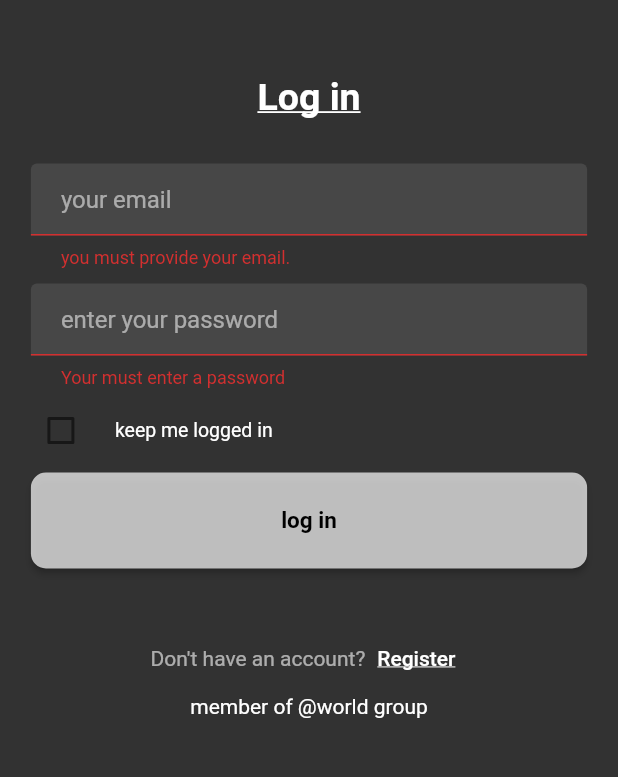
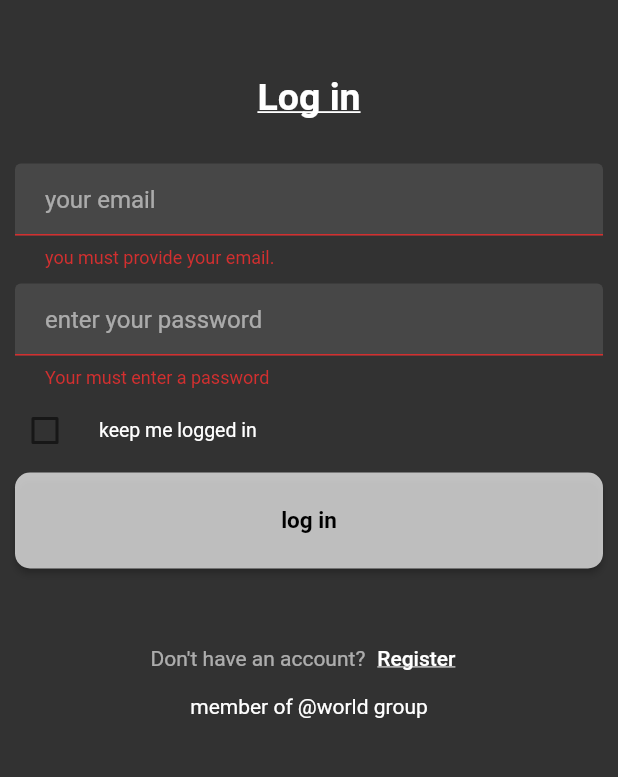
Before and after one commit to tanvir5230/live, a Flutter app: the screen it shows after launch, after a tap on "log in", on a phone screen of 412 x 824 dp, the part 270-1047 px from its top. Run offline on Flutter 3.47's test engine with Material 2 defaults, Android fonts, the phone set to English and light mode, and no system bars; our stand-ins replace cloud_firestore, firebase_auth, firebase_core, firebase_storage, image_picker, outline_gradient_button; accounts and stored records are empty.

Commit message:
login page working for  all kinds of devices

```diff
--- a/lib/main.dart
+++ b/lib/main.dart
@@ -1,24 +1,49 @@
 import 'package:firebase_core/firebase_core.dart';
 import 'package:flutter/material.dart';
+import 'package:live/screens/loading.dart';
 import 'package:live/screens/wrapper.dart';
 
 Future<void> main() async {
   WidgetsFlutterBinding.ensureInitialized();
-  await Firebase.initializeApp();
-  runApp(const App());
+  runApp(
+    MaterialApp(
+      debugShowCheckedModeBanner: false,
+      title: '@live',
+      home: Scaffold(
+        body: App(),
+      ),
+    ),
+  );
 }
 
-class App extends StatelessWidget {
-  const App({Key? key}) : super(key: key);
+class App extends StatefulWidget {
+  // Create the initialization Future outside of `build`:
+  @override
+  _AppState createState() => _AppState();
+}
+
+class _AppState extends State<App> {
+  final Future<FirebaseApp> _initialization = Firebase.initializeApp();
 
   @override
   Widget build(BuildContext context) {
-    return MaterialApp(
-      debugShowCheckedModeBanner: false,
-      title: '@live',
-      home: Scaffold(
-        body: Wrapper(),
-      ),
+    return FutureBuilder(
+      // Initialize FlutterFire:
+      future: _initialization,
+      builder: (context, snapshot) {
+        // Check for errors
+        if (snapshot.hasError) {
+          return Text('something went wrong.');
+        }
+
+        // Once complete, show your application
+        if (snapshot.connectionState == ConnectionState.done) {
+          return Wrapper();
+        }
+
+        // Otherwise, show something whilst waiting for initialization to complete
+        return Loading();
+      },
     );
   }
 }
--- a/lib/screens/authenticate/login/loginForm.dart
+++ b/lib/screens/authenticate/login/loginForm.dart
@@ -10,12 +10,10 @@ class RenderLoginForm extends StatelessWidget {
 
   @override
   Widget build(BuildContext context) {
-    var size = MediaQuery.of(context).size;
     return Consumer<AuthenticationProvider>(
       builder: (context, provider, child) {
         return Container(
-          padding: EdgeInsets.only(top: 50),
-          width: size.width * .9,
+          padding: EdgeInsets.fromLTRB(10, 50, 10, 0),
           child: Form(
             key: provider.loginFormKey,
             child: Column(
--- a/lib/screens/authenticate/login/loginPage.dart
+++ b/lib/screens/authenticate/login/loginPage.dart
@@ -16,19 +16,121 @@ class LoginPage extends StatelessWidget {
     return Consumer<AuthenticationProvider>(
       builder: (context, provider, child) => provider.loginLoading
           ? Loading()
-          : Container(
+          : LayoutBuilder(
+              builder: (context, constrains) {
+                if (constrains.maxWidth < 600) {
+                  return Container(
                     width: size.width,
                     height: size.height,
                     color: Color(formBgColor),
                     child: SingleChildScrollView(
                       child: Column(
                         children: <Widget>[
+                          size.width > 600 ? Container() : Logo(),
+                          RenderLoginForm(),
+                          LoginFooter(),
+                        ],
+                      ),
+                    ),
+                  );
+                } else if (constrains.maxWidth > 600 &&
+                    constrains.maxWidth < 1000) {
+                  return Container(
+                    width: size.width,
+                    height: size.height,
+                    color: Color(formBgColor),
+                    child: SingleChildScrollView(
+                      child: Column(
+                        children: <Widget>[
+                          Container(
+                            width: 600,
+                            height: size.height,
+                            child: Column(
+                              mainAxisAlignment: MainAxisAlignment.center,
+                              children: [
                                 Logo(),
                                 RenderLoginForm(),
                                 LoginFooter(),
                               ],
                             ),
+                          )
+                        ],
                       ),
+                    ),
+                  );
+                } else {
+                  return Container(
+                    width: size.width,
+                    height: size.height,
+                    color: Color(formBgColor),
+                    child: Column(
+                      children: [
+                        AuthHeaderForPC(),
+                        Container(
+                          width: 600,
+                          height: size.height - 60,
+                          child: Column(
+                            mainAxisAlignment: MainAxisAlignment.center,
+                            children: <Widget>[
+                              RenderLoginForm(),
+                              LoginFooter(),
+                            ],
+                          ),
+                        ),
+                      ],
+                    ),
+                  );
+                }
+              },
+            ),
+    );
+  }
+}
+
+class AuthHeaderForPC extends StatelessWidget {
+  const AuthHeaderForPC({Key? key}) : super(key: key);
+
+  @override
+  Widget build(BuildContext context) {
+    return Container(
+      color: Colors.black,
+      height: 60,
+      child: Row(
+        mainAxisAlignment: MainAxisAlignment.spaceBetween,
+        children: [
+          Padding(
+            padding: const EdgeInsets.only(left: 20.0),
+            child: SizedBox(
+              width: 100,
+              height: 50,
+              child: Image.asset('assets/images/app_logo_white_large.png'),
+            ),
+          ),
+          Padding(
+            padding: const EdgeInsets.only(right: 20.0),
+            child: Row(
+              children: [
+                TextButton(
+                  child: Text(
+                    'contact us'.toUpperCase(),
+                    style: TextStyle(color: Colors.white),
+                  ),
+                  onPressed: () {},
+                ),
+                SizedBox(
+                  width: 20,
+                ),
+                TextButton(
+                  child: Text(
+                    'contact us'.toUpperCase(),
+                    style: TextStyle(color: Colors.white),
+                  ),
+                  onPressed: () {},
+                )
+              ],
+            ),
+          ),
+        ],
       ),
     );
   }
--- a/lib/screens/wrapper.dart
+++ b/lib/screens/wrapper.dart
@@ -7,9 +7,14 @@ import 'package:live/screens/home/home.dart';
 import 'package:live/screens/loading.dart';
 import 'package:provider/provider.dart';
 
-class Wrapper extends StatelessWidget {
+class Wrapper extends StatefulWidget {
   const Wrapper({Key? key}) : super(key: key);
 
+  @override
+  _WrapperState createState() => _WrapperState();
+}
+
+class _WrapperState extends State<Wrapper> {
   @override
   Widget build(BuildContext context) {
     return StreamBuilder(
```
Also changed, not shown: lib/provider/authenticationProvider.dart (+5 -4 lines), 3 other files. Lines whose indentation alone changed are shown as unchanged.
